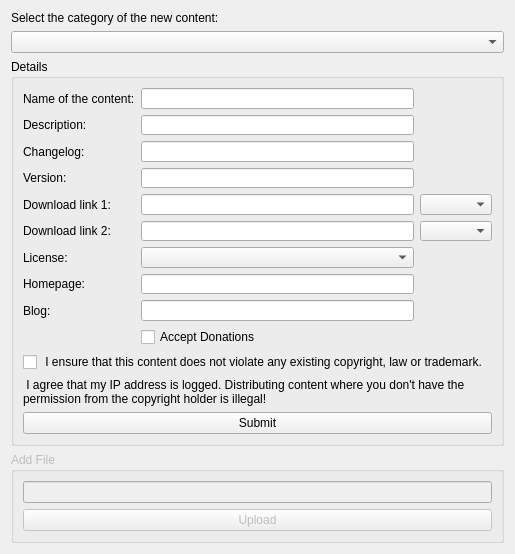
Old version of the form ocs/example/contentcreation.ui in the repository KDE/kdeexamples.
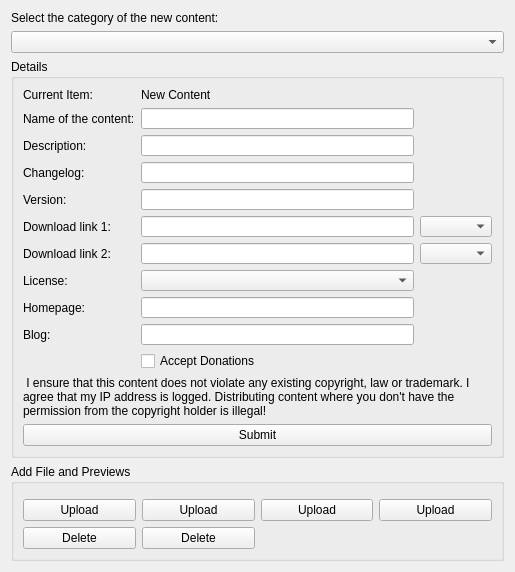
New version of the form. Custom widgets are drawn as their Qt base class.

Commit message: add the missing content methods, change the example to allow uploads of previews, editing and deletion

The edit to the form file:
```diff
--- a/ocs/example/contentcreation.ui
+++ b/ocs/example/contentcreation.ui
@@ -7,7 +7,7 @@
     <x>0</x>
     <y>0</y>
     <width>515</width>
-    <height>554</height>
+    <height>572</height>
    </rect>
   </property>
   <property name="windowTitle">
@@ -32,125 +32,132 @@
      <layout class="QVBoxLayout" name="verticalLayout_2">
       <item>
        <layout class="QGridLayout" name="gridLayout">
-        <item row="0" column="0">
+        <item row="1" column="0">
          <widget class="QLabel" name="label">
           <property name="text">
            <string>Name of the content:</string>
           </property>
          </widget>
         </item>
-        <item row="0" column="1">
+        <item row="1" column="1">
          <widget class="QLineEdit" name="name"/>
         </item>
-        <item row="1" column="0">
+        <item row="2" column="0">
          <widget class="QLabel" name="label_3">
           <property name="text">
            <string>Description:</string>
           </property>
          </widget>
         </item>
-        <item row="1" column="1">
+        <item row="2" column="1">
          <widget class="QLineEdit" name="description"/>
         </item>
-        <item row="2" column="0">
+        <item row="3" column="0">
          <widget class="QLabel" name="label_9">
           <property name="text">
            <string>Changelog:</string>
           </property>
          </widget>
         </item>
-        <item row="2" column="1">
+        <item row="3" column="1">
          <widget class="QLineEdit" name="changelog"/>
         </item>
-        <item row="3" column="0">
+        <item row="4" column="0">
          <widget class="QLabel" name="label_10">
           <property name="text">
            <string>Version:</string>
           </property>
          </widget>
         </item>
-        <item row="3" column="1">
+        <item row="4" column="1">
          <widget class="QLineEdit" name="version"/>
         </item>
-        <item row="4" column="0">
+        <item row="5" column="0">
          <widget class="QLabel" name="label_11">
           <property name="text">
            <string>Download link 1:</string>
           </property>
          </widget>
         </item>
-        <item row="4" column="1">
-         <widget class="QLineEdit" name="link1"/>
-        </item>
         <item row="5" column="1">
+         <widget class="QLineEdit" name="link1"/>
+        </item>
+        <item row="6" column="1">
          <widget class="QLineEdit" name="link2"/>
         </item>
-        <item row="5" column="0">
+        <item row="6" column="0">
          <widget class="QLabel" name="label_12">
           <property name="text">
            <string>Download link 2:</string>
           </property>
          </widget>
         </item>
-        <item row="4" column="2">
-         <widget class="QComboBox" name="distroType_1"/>
-        </item>
         <item row="5" column="2">
+         <widget class="QComboBox" name="distroType_1"/>
+        </item>
+        <item row="6" column="2">
          <widget class="QComboBox" name="distroType_2"/>
         </item>
-        <item row="6" column="1">
+        <item row="7" column="1">
          <widget class="QComboBox" name="license"/>
         </item>
-        <item row="6" column="0">
+        <item row="7" column="0">
          <widget class="QLabel" name="label_13">
           <property name="text">
            <string>License:</string>
           </property>
          </widget>
         </item>
-        <item row="8" column="0">
+        <item row="9" column="0">
          <widget class="QLabel" name="label_14">
           <property name="text">
            <string>Homepage:</string>
           </property>
          </widget>
         </item>
-        <item row="8" column="1">
-         <widget class="QLineEdit" name="homepage"/>
-        </item>
         <item row="9" column="1">
+         <widget class="QLineEdit" name="homepage"/>
+        </item>
+        <item row="10" column="1">
          <widget class="QLineEdit" name="blog"/>
         </item>
-        <item row="9" column="0">
+        <item row="10" column="0">
          <widget class="QLabel" name="label_15">
           <property name="text">
            <string>Blog:</string>
           </property>
          </widget>
         </item>
-        <item row="10" column="1">
+        <item row="11" column="1">
          <widget class="QCheckBox" name="donations">
           <property name="text">
            <string>Accept Donations</string>
           </property>
          </widget>
         </item>
+        <item row="0" column="1">
+         <widget class="QLabel" name="contentId">
+          <property name="text">
+           <string>New Content</string>
+          </property>
+         </widget>
+        </item>
+        <item row="0" column="0">
+         <widget class="QLabel" name="label_2">
+          <property name="text">
+           <string>Current Item:</string>
+          </property>
+         </widget>
+        </item>
        </layout>
       </item>
-      <item>
-       <widget class="QCheckBox" name="copyrightCheck">
-        <property name="text">
-         <string> I ensure that this content does not violate any existing copyright, law or trademark.</string>
-        </property>
-       </widget>
-      </item>
       <item>
        <layout class="QHBoxLayout" name="horizontalLayout_2"/>
       </item>
       <item>
        <widget class="QLabel" name="currentCategoryLabel_2">
         <property name="text">
-         <string> I agree that my IP address is logged. Distributing content where you don't have the permission from the copyright holder is illegal!</string>
+         <string> I ensure that this content does not violate any existing copyright, law or trademark. I agree that my IP address is logged. Distributing content where you don't have the permission from the copyright holder is illegal!</string>
         </property>
         <property name="wordWrap">
          <bool>true</bool>
@@ -170,22 +177,82 @@
    <item>
     <widget class="QGroupBox" name="addFileGroup">
      <property name="enabled">
-      <bool>false</bool>
+      <bool>true</bool>
      </property>
      <property name="title">
-      <string>Add File</string>
+      <string>Add File and Previews</string>
      </property>
-     <layout class="QVBoxLayout" name="verticalLayout">
-      <item>
-       <widget class="QLineEdit" name="uploadFile"/>
-      </item>
-      <item>
+     <layout class="QGridLayout" name="gridLayout_2">
+      <item row="2" column="0">
        <widget class="QPushButton" name="upload">
         <property name="text">
          <string>Upload</string>
         </property>
        </widget>
       </item>
+      <item row="1" column="0">
+       <widget class="KUrlRequester" name="uploadFile">
+        <property name="clickMessage">
+         <string>File</string>
+        </property>
+       </widget>
+      </item>
+      <item row="2" column="2">
+       <widget class="QPushButton" name="uploadPreview1Button">
+        <property name="text">
+         <string>Upload</string>
+        </property>
+       </widget>
+      </item>
+      <item row="1" column="2">
+       <widget class="KUrlRequester" name="uploadPreview1">
+        <property name="clickMessage">
+         <string>Preview 1</string>
+        </property>
+       </widget>
+      </item>
+      <item row="1" column="3">
+       <widget class="KUrlRequester" name="uploadPreview2">
+        <property name="clickMessage">
+         <string>Preview 2</string>
+        </property>
+       </widget>
+      </item>
+      <item row="1" column="4">
+       <widget class="KUrlRequester" name="uploadPreview3">
+        <property name="clickMessage">
+         <string>Preview 3</string>
+        </property>
+       </widget>
+      </item>
+      <item row="2" column="3">
+       <widget class="QPushButton" name="uploadPreview2Button">
+        <property name="text">
+         <string>Upload</string>
+        </property>
+       </widget>
+      </item>
+      <item row="2" column="4">
+       <widget class="QPushButton" name="uploadPreview3Button">
+        <property name="text">
+         <string>Upload</string>
+        </property>
+       </widget>
+      </item>
+      <item row="3" column="0">
+       <widget class="QPushButton" name="deleteFile">
+        <property name="text">
+         <string>Delete</string>
+        </property>
+       </widget>
+      </item>
+      <item row="3" column="2">
+       <widget class="QPushButton" name="deletePreview1">
+        <property name="text">
+         <string>Delete</string>
+        </property>
+       </widget>
+      </item>
      </layout>
     </widget>
    </item>
@@ -207,6 +274,13 @@
    </item>
   </layout>
  </widget>
+ <customwidgets>
+  <customwidget>
+   <class>KUrlRequester</class>
+   <extends>QFrame</extends>
+   <header>kurlrequester.h</header>
+  </customwidget>
+ </customwidgets>
  <resources/>
  <connections/>
 </ui>
```
Left out of the diff: 3 changed lines with no effect on the pictures. The commit also changes 2 other files.
